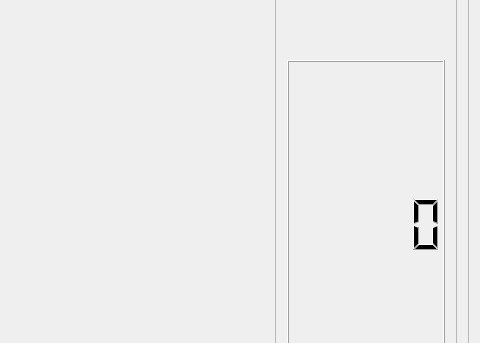
Above: mainwindow.ui from luongli/facedetection before the change; both pictures show x 584 to 1064 and y 375 to 718 of the 1064 by 820 pixel window. Below: the same form after it.
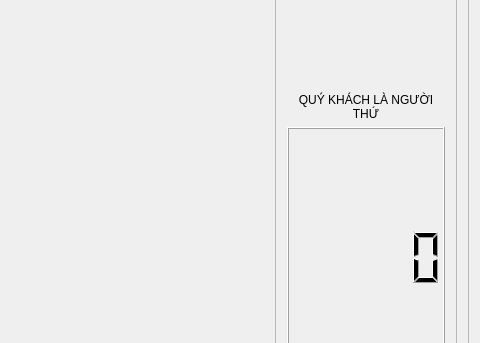
That is the form after the change. Custom widgets are drawn as their Qt base class.

```diff
--- a/mainwindow.ui
+++ b/mainwindow.ui
@@ -204,6 +204,37 @@
             </item>
            </layout>
           </item>
+          <item>
+           <widget class="QLabel" name="label">
+            <property name="sizePolicy">
+             <sizepolicy hsizetype="Preferred" vsizetype="Preferred">
+              <horstretch>0</horstretch>
+              <verstretch>0</verstretch>
+             </sizepolicy>
+            </property>
+            <property name="minimumSize">
+             <size>
+              <width>6</width>
+              <height>50</height>
+             </size>
+            </property>
+            <property name="maximumSize">
+             <size>
+              <width>16777215</width>
+              <height>61</height>
+             </size>
+            </property>
+            <property name="text">
+             <string>QUÝ KHÁCH LÀ NGƯỜI THỨ</string>
+            </property>
+            <property name="alignment">
+             <set>Qt::AlignBottom|Qt::AlignHCenter</set>
+            </property>
+            <property name="wordWrap">
+             <bool>true</bool>
+            </property>
+           </widget>
+          </item>
           <item>
            <widget class="QLCDNumber" name="lcdNumber">
             <property name="sizePolicy">
```
Left out of the diff: 2 changed lines with no effect on the pictures.
